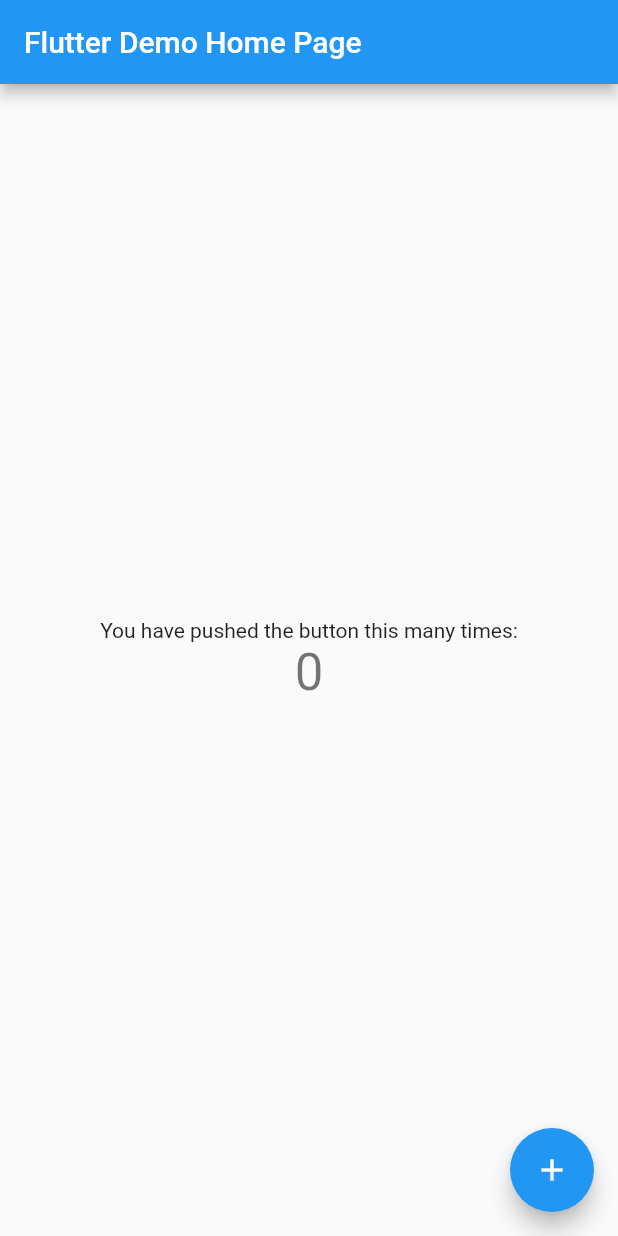
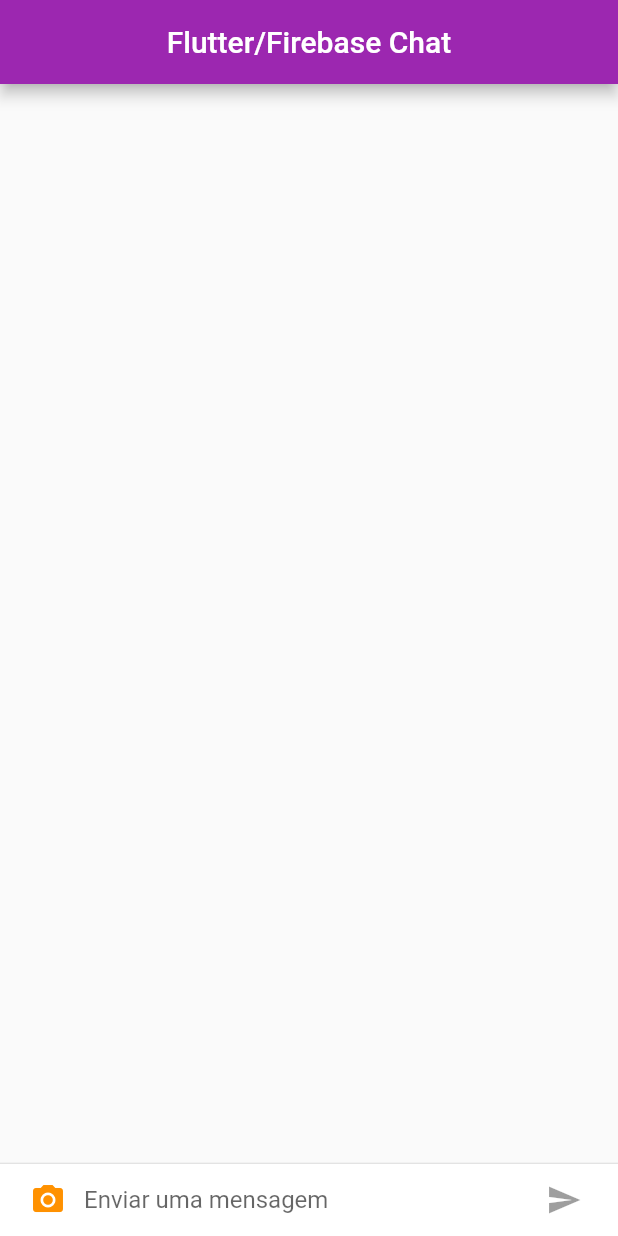
Before and after one commit to theer1k/flutter-chat-firebase, a Flutter app: the screen it shows after launch, on a phone screen of 412 x 824 dp. Run offline on Flutter 3.47's test engine with Material 2 defaults, Android fonts, the phone set to English and light mode, and no system bars; our stand-ins replace cloud_firestore, firebase_auth, firebase_storage, google_sign_in, image_picker; accounts and stored records are empty.

Commit message:
Add and load message/images OK

```diff
--- a/lib/main.dart
+++ b/lib/main.dart
@@ -1,111 +1,253 @@
+import 'dart:io';
+
+import 'package:cloud_firestore/cloud_firestore.dart';
+import 'package:firebase_auth/firebase_auth.dart';
+import 'package:firebase_storage/firebase_storage.dart';
+import 'package:flutter/cupertino.dart';
 import 'package:flutter/material.dart';
+import 'package:google_sign_in/google_sign_in.dart';
+import 'package:image_picker/image_picker.dart';
 
 void main() => runApp(MyApp());
 
+final ThemeData kIOSTheme = ThemeData(
+    primaryColor: Colors.orange,
+    primarySwatch: Colors.grey[100],
+    primaryColorBrightness: Brightness.light);
+
+final ThemeData kDefaultTheme = ThemeData(
+    accentColor: Colors.orangeAccent[400], primaryColor: Colors.purple);
+
+final googleSignIn = GoogleSignIn();
+final auth = FirebaseAuth.instance;
+
+_ensureLoggedIn() async {
+  GoogleSignInAccount user = googleSignIn.currentUser;
+
+  if (user == null) {
+    await googleSignIn.signInSilently();
+  }
+
+  if (user == null) {
+    user = await googleSignIn.signIn();
+  }
+
+  if (await auth.currentUser() == null) {
+    GoogleSignInAuthentication credentials =
+        await googleSignIn.currentUser.authentication;
+
+    await auth.signInWithCredential(GoogleAuthProvider.getCredential(
+        idToken: credentials.idToken, accessToken: credentials.accessToken));
+  }
+}
+
+_handleSubmitted(String text) async {
+  await _ensureLoggedIn();
+
+  _sendMessage(text: text);
+}
+
+void _sendMessage({String text, String imageURL}) {
+  Firestore.instance.collection("messages").add({
+    "text": text,
+    "imageURL": imageURL,
+    "senderName": googleSignIn.currentUser.displayName,
+    "senderPhotoURL": googleSignIn.currentUser.photoUrl
+  });
+}
+
 class MyApp extends StatelessWidget {
-  // This widget is the root of your application.
   @override
   Widget build(BuildContext context) {
     return MaterialApp(
-      title: 'Flutter Demo',
-      theme: ThemeData(
-        // This is the theme of your application.
-        //
-        // Try running your application with "flutter run". You'll see the
-        // application has a blue toolbar. Then, without quitting the app, try
-        // changing the primarySwatch below to Colors.green and then invoke
-        // "hot reload" (press "r" in the console where you ran "flutter run",
-        // or simply save your changes to "hot reload" in a Flutter IDE).
-        // Notice that the counter didn't reset back to zero; the application
-        // is not restarted.
-        primarySwatch: Colors.blue,
-      ),
-      home: MyHomePage(title: 'Flutter Demo Home Page'),
+      title: 'Flutter/Firebase Chat',
+      debugShowCheckedModeBanner: false,
+      theme: Theme.of(context).platform == TargetPlatform.iOS
+          ? kIOSTheme
+          : kDefaultTheme,
+      home: ChatScreen(),
     );
   }
 }
 
-class MyHomePage extends StatefulWidget {
-  MyHomePage({Key key, this.title}) : super(key: key);
-
-  // This widget is the home page of your application. It is stateful, meaning
-  // that it has a State object (defined below) that contains fields that affect
-  // how it looks.
-
-  // This class is the configuration for the state. It holds the values (in this
-  // case the title) provided by the parent (in this case the App widget) and
-  // used by the build method of the State. Fields in a Widget subclass are
-  // always marked "final".
-
-  final String title;
-
+class ChatScreen extends StatefulWidget {
   @override
-  _MyHomePageState createState() => _MyHomePageState();
+  _ChatScreenState createState() => _ChatScreenState();
 }
 
-class _MyHomePageState extends State<MyHomePage> {
-  int _counter = 0;
+class _ChatScreenState extends State<ChatScreen> {
+  @override
+  Widget build(BuildContext context) {
+    return SafeArea(
+      bottom: false,
+      top: false,
+      child: Scaffold(
+        appBar: AppBar(
+          title: Text('Flutter/Firebase Chat'),
+          centerTitle: true,
+          elevation:
+              Theme.of(context).platform == TargetPlatform.iOS ? 0.0 : 4.0,
+        ),
+        body: Column(
+          children: <Widget>[
+            Expanded(
+                child: StreamBuilder(
+              stream: Firestore.instance.collection("messages").snapshots(),
+              builder: (BuildContext context, AsyncSnapshot snapshot) {
+                switch (snapshot.connectionState) {
+                  case ConnectionState.none:
+                  case ConnectionState.waiting:
+                    return Center(child: CircularProgressIndicator());
+                  default:
+                    return ListView.builder(
+                        reverse: true,
+                        itemCount: snapshot.data.documents.length,
+                        itemBuilder: (context, index) {
+                          List reversed =
+                              snapshot.data.documents.reversed.toList();
 
-  void _incrementCounter() {
+                          return ChatMessage(reversed[index].data);
+                        });
+                }
+              },
+            )),
+            Divider(height: 1.0),
+            Container(
+              decoration: BoxDecoration(color: Theme.of(context).cardColor),
+              child: TextComposer(),
+            ),
+          ],
+        ),
+      ),
+    );
+  }
+}
+
+class TextComposer extends StatefulWidget {
+  @override
+  _TextComposerState createState() => _TextComposerState();
+}
+
+class _TextComposerState extends State<TextComposer> {
+  bool _isComposing = false;
+  final _textController = TextEditingController();
+
+  void _reset() {
+    _textController.clear();
+
     setState(() {
-      // This call to setState tells the Flutter framework that something has
-      // changed in this State, which causes it to rerun the build method below
-      // so that the display can reflect the updated values. If we changed
-      // _counter without calling setState(), then the build method would not be
-      // called again, and so nothing would appear to happen.
-      _counter++;
+      _isComposing = false;
     });
   }
 
   @override
   Widget build(BuildContext context) {
-    // This method is rerun every time setState is called, for instance as done
-    // by the _incrementCounter method above.
-    //
-    // The Flutter framework has been optimized to make rerunning build methods
-    // fast, so that you can just rebuild anything that needs updating rather
-    // than having to individually change instances of widgets.
-    return Scaffold(
-      appBar: AppBar(
-        // Here we take the value from the MyHomePage object that was created by
-        // the App.build method, and use it to set our appbar title.
-        title: Text(widget.title),
-      ),
-      body: Center(
-        // Center is a layout widget. It takes a single child and positions it
-        // in the middle of the parent.
-        child: Column(
-          // Column is also a layout widget. It takes a list of children and
-          // arranges them vertically. By default, it sizes itself to fit its
-          // children horizontally, and tries to be as tall as its parent.
-          //
-          // Invoke "debug painting" (press "p" in the console, choose the
-          // "Toggle Debug Paint" action from the Flutter Inspector in Android
-          // Studio, or the "Toggle Debug Paint" command in Visual Studio Code)
-          // to see the wireframe for each widget.
-          //
-          // Column has various properties to control how it sizes itself and
-          // how it positions its children. Here we use mainAxisAlignment to
-          // center the children vertically; the main axis here is the vertical
-          // axis because Columns are vertical (the cross axis would be
-          // horizontal).
-          mainAxisAlignment: MainAxisAlignment.center,
-          children: <Widget>[
-            Text(
-              'You have pushed the button this many times:',
+    return Container(
+      child: IconTheme(
+        data: IconThemeData(color: Theme.of(context).accentColor),
+        child: Container(
+          margin: const EdgeInsets.symmetric(horizontal: 8.0),
+          decoration: Theme.of(context).platform == TargetPlatform.iOS
+              ? BoxDecoration(
+                  border: Border(top: BorderSide(color: Colors.grey[200])))
+              : null,
+          child: Row(children: <Widget>[
+            Container(
+              child: IconButton(
+                icon: Icon(Icons.photo_camera),
+                onPressed: () async {
+                  await _ensureLoggedIn();
+                  File imageFile =
+                      await ImagePicker.pickImage(source: ImageSource.camera);
+
+                  if (imageFile == null) return;
+                  StorageUploadTask task = FirebaseStorage.instance
+                      .ref()
+                      .child(googleSignIn.currentUser.id.toString() +
+                          DateTime.now().millisecondsSinceEpoch.toString())
+                      .putFile(imageFile);
+                  StorageTaskSnapshot taskSnapshot = await task.onComplete;
+                  String url = await taskSnapshot.ref.getDownloadURL();
+                  _sendMessage(imageURL: url);
+                },
+              ),
             ),
-            Text(
-              '$_counter',
-              style: Theme.of(context).textTheme.display1,
+            Expanded(
+              child: TextField(
+                controller: _textController,
+                decoration:
+                    InputDecoration.collapsed(hintText: "Enviar uma mensagem"),
+                onChanged: (text) {
+                  setState(() {
+                    this._isComposing = text.length > 0;
+                  });
+                },
+                onSubmitted: (text) {
+                  _handleSubmitted(text);
+                  _reset();
+                },
+              ),
             ),
-          ],
+            Container(
+              margin: const EdgeInsets.symmetric(horizontal: 4.0),
+              child: Theme.of(context).platform == TargetPlatform.iOS
+                  ? CupertinoButton(
+                      child: Text("Enviar"),
+                      onPressed: this._isComposing
+                          ? () {
+                              _handleSubmitted(_textController.text);
+                              _reset();
+                            }
+                          : null)
+                  : IconButton(
+                      icon: Icon(Icons.send),
+                      onPressed: this._isComposing
+                          ? () {
+                              _handleSubmitted(_textController.text);
+                              _reset();
+                            }
+                          : null),
+            )
+          ]),
         ),
       ),
-      floatingActionButton: FloatingActionButton(
-        onPressed: _incrementCounter,
-        tooltip: 'Increment',
-        child: Icon(Icons.add),
-      ), // This trailing comma makes auto-formatting nicer for build methods.
     );
   }
 }
+
+class ChatMessage extends StatelessWidget {
+  final Map<String, dynamic> data;
+  ChatMessage(this.data);
+
+  @override
+  Widget build(BuildContext context) {
+    return Container(
+      margin: const EdgeInsets.symmetric(vertical: 10.0, horizontal: 10.0),
+      child: Row(
+        crossAxisAlignment: CrossAxisAlignment.start,
+        children: <Widget>[
+          Container(
+            margin: const EdgeInsets.only(right: 16.0),
+            child: CircleAvatar(
+              backgroundImage: NetworkImage(data["senderPhotoURL"]),
+            ),
+          ),
+          Expanded(
+            child: Column(
+              crossAxisAlignment: CrossAxisAlignment.start,
+              children: <Widget>[
+                Text(data["senderName"],
+                    style: Theme.of(context).textTheme.subhead),
+                Container(
+                    margin: const EdgeInsets.only(top: 5.0),
+                    child: data["imageURL"] != null
+                        ? Image.network(data["imageURL"], width: 250.0)
+                        : Text(data["text"]))
+              ],
+            ),
+          )
+        ],
+      ),
+    );
+  }
+}
```
Also changed, not shown: 1 other file.
